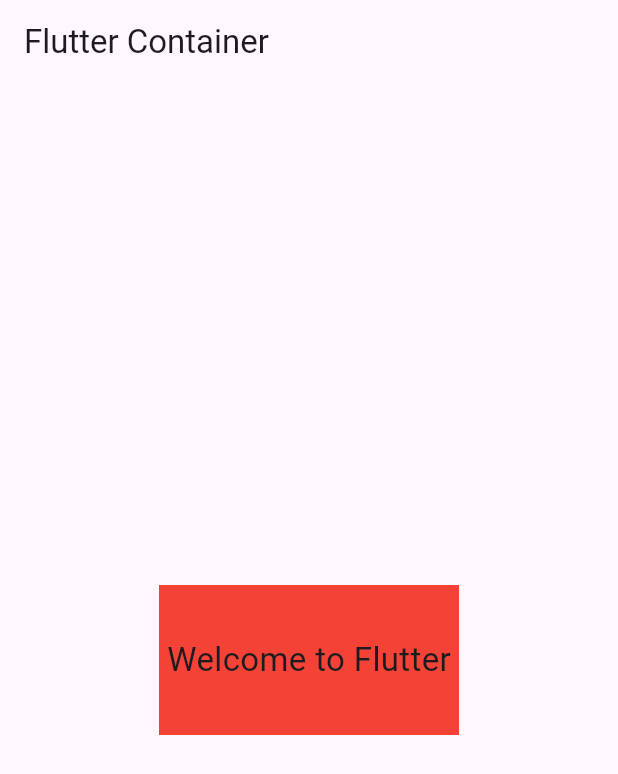
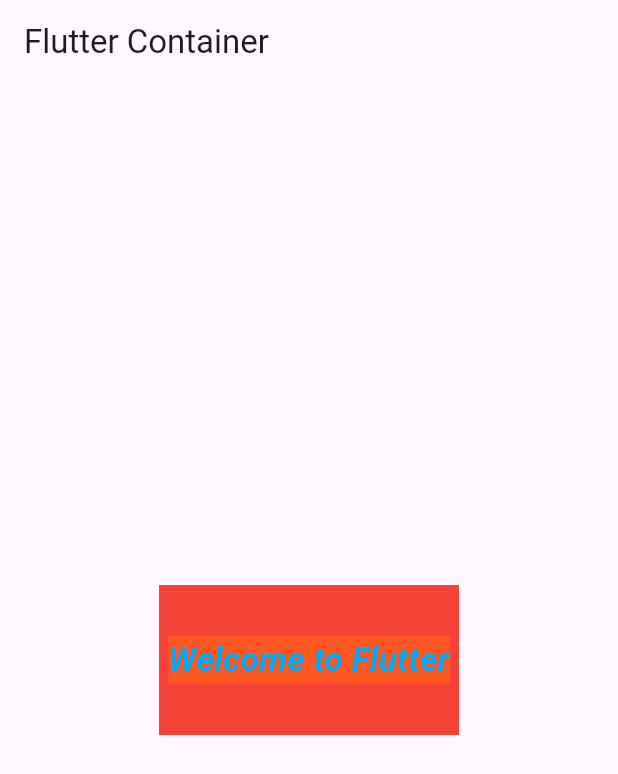
Before and after one commit to sup0808/Flutter_firstapp, a Flutter app: the screen it shows after launch, on a phone screen of 412 x 824 dp. Shown: the top 774 px of the screen. Run offline on Flutter 3.47's test engine with Material 3 defaults, Android fonts, the phone set to English and light mode, and no system bars.

Commit message:
Text widget Example

```diff
--- a/lib/main.dart
+++ b/lib/main.dart
@@ -49,7 +49,18 @@ class _MyHomePageState extends State<MyHomePage> {
           width:200,
           height: 100,
           color: Colors.red,
-          child: Center(child: Text("Welcome to Flutter", style: TextStyle(fontSize: 22),)),
+          child: Center(child:
+          Text("Welcome to Flutter",
+            style: TextStyle(
+                fontSize: 22,
+              color: Colors.lightBlue,
+              fontWeight: FontWeight.bold,
+              fontStyle: FontStyle.italic,
+              backgroundColor: Colors.deepOrange
+
+            ),
+
+          )),
         ),
       ),
 
```
